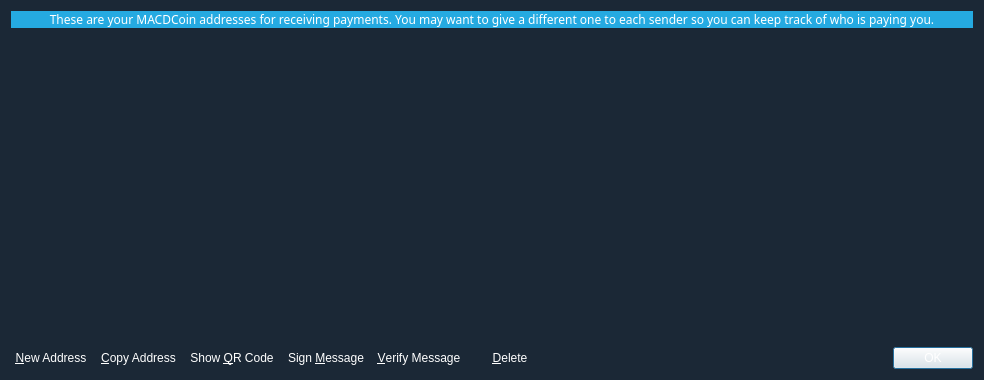
Above: src/qt/forms/addressbookpage.ui from KrvnoZrnce/MACDCoin before the change. Below: the same form after it.
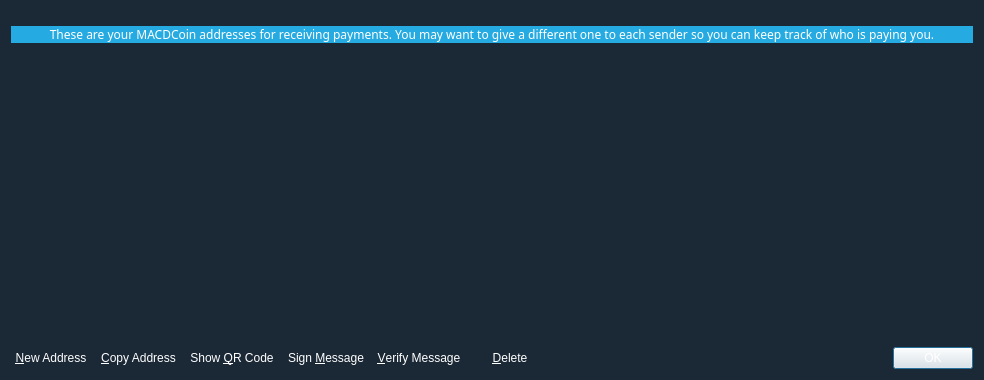
That is the form after the change. Icons and pictures are not drawn.

```diff
--- a/src/qt/forms/addressbookpage.ui
+++ b/src/qt/forms/addressbookpage.ui
@@ -24,6 +24,22 @@
    <locale language="English" country="UnitedStates"/>
   </property>
   <layout class="QVBoxLayout" name="verticalLayout">
+   <item>
+    <spacer name="verticalSpacer">
+     <property name="orientation">
+      <enum>Qt::Vertical</enum>
+     </property>
+     <property name="sizeType">
+      <enum>QSizePolicy::Fixed</enum>
+     </property>
+     <property name="sizeHint" stdset="0">
+      <size>
+       <width>20</width>
+       <height>15</height>
+      </size>
+     </property>
+    </spacer>
+   </item>
    <item>
     <widget class="QLabel" name="labelExplanation">
      <property name="font">
@@ -53,6 +69,124 @@
    </item>
    <item>
     <widget class="QTableView" name="tableView">
+     <property name="palette">
+      <palette>
+       <active>
+        <colorrole role="Button">
+         <brush brushstyle="SolidPattern">
+          <color alpha="0">
+           <red>1</red>
+           <green>1</green>
+           <blue>1</blue>
+          </color>
+         </brush>
+        </colorrole>
+        <colorrole role="Base">
+         <brush brushstyle="NoBrush">
+          <color alpha="255">
+           <red>0</red>
+           <green>0</green>
+           <blue>0</blue>
+          </color>
+         </brush>
+        </colorrole>
+        <colorrole role="Window">
+         <brush brushstyle="SolidPattern">
+          <color alpha="0">
+           <red>1</red>
+           <green>1</green>
+           <blue>1</blue>
+          </color>
+         </brush>
+        </colorrole>
+        <colorrole role="Highlight">
+         <brush brushstyle="SolidPattern">
+          <color alpha="255">
+           <red>37</red>
+           <green>170</green>
+           <blue>225</blue>
+          </color>
+         </brush>
+        </colorrole>
+       </active>
+       <inactive>
+        <colorrole role="Button">
+         <brush brushstyle="SolidPattern">
+          <color alpha="0">
+           <red>1</red>
+           <green>1</green>
+           <blue>1</blue>
+          </color>
+         </brush>
+        </colorrole>
+        <colorrole role="Base">
+         <brush brushstyle="NoBrush">
+          <color alpha="255">
+           <red>0</red>
+           <green>0</green>
+           <blue>0</blue>
+          </color>
+         </brush>
+        </colorrole>
+        <colorrole role="Window">
+         <brush brushstyle="SolidPattern">
+          <color alpha="0">
+           <red>1</red>
+           <green>1</green>
+           <blue>1</blue>
+          </color>
+         </brush>
+        </colorrole>
+        <colorrole role="Highlight">
+         <brush brushstyle="SolidPattern">
+          <color alpha="255">
+           <red>229</red>
+           <green>227</green>
+           <blue>225</blue>
+          </color>
+         </brush>
+        </colorrole>
+       </inactive>
+       <disabled>
+        <colorrole role="Button">
+         <brush brushstyle="SolidPattern">
+          <color alpha="0">
+           <red>1</red>
+           <green>1</green>
+           <blue>1</blue>
+          </color>
+         </brush>
+        </colorrole>
+        <colorrole role="Base">
+         <brush brushstyle="NoBrush">
+          <color alpha="255">
+           <red>0</red>
+           <green>0</green>
+           <blue>0</blue>
+          </color>
+         </brush>
+        </colorrole>
+        <colorrole role="Window">
+         <brush brushstyle="SolidPattern">
+          <color alpha="0">
+           <red>1</red>
+           <green>1</green>
+           <blue>1</blue>
+          </color>
+         </brush>
+        </colorrole>
+        <colorrole role="Highlight">
+         <brush brushstyle="SolidPattern">
+          <color alpha="255">
+           <red>240</red>
+           <green>240</green>
+           <blue>240</blue>
+          </color>
+         </brush>
+        </colorrole>
+       </disabled>
+      </palette>
+     </property>
      <property name="contextMenuPolicy">
       <enum>Qt::CustomContextMenu</enum>
      </property>
```
